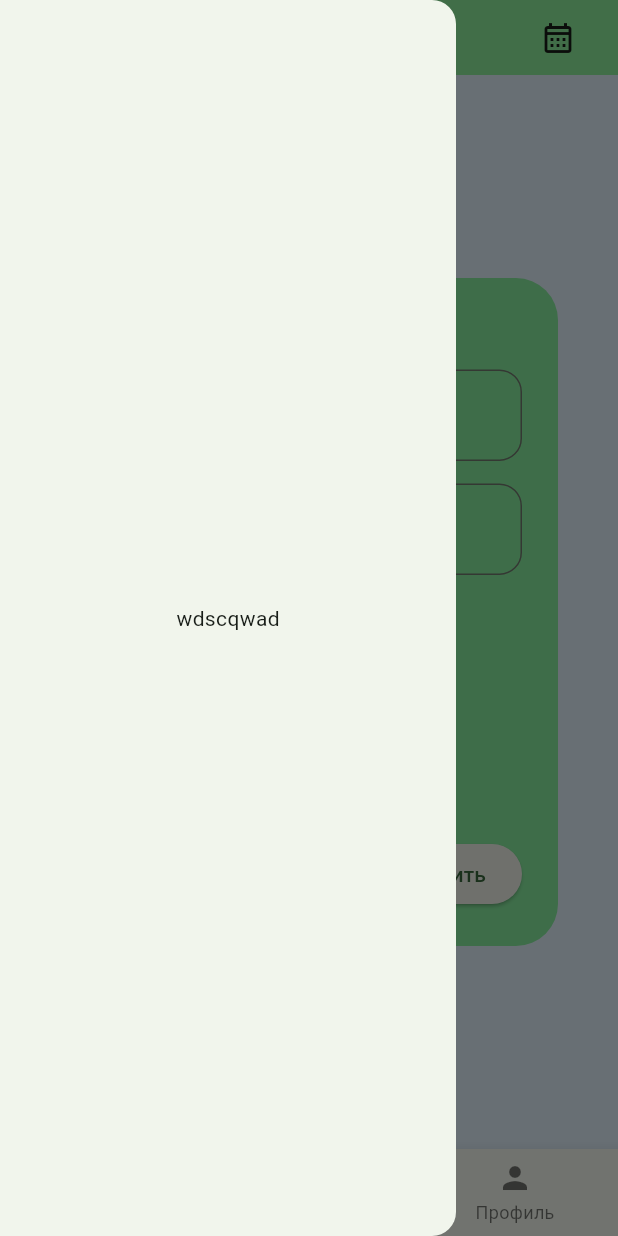
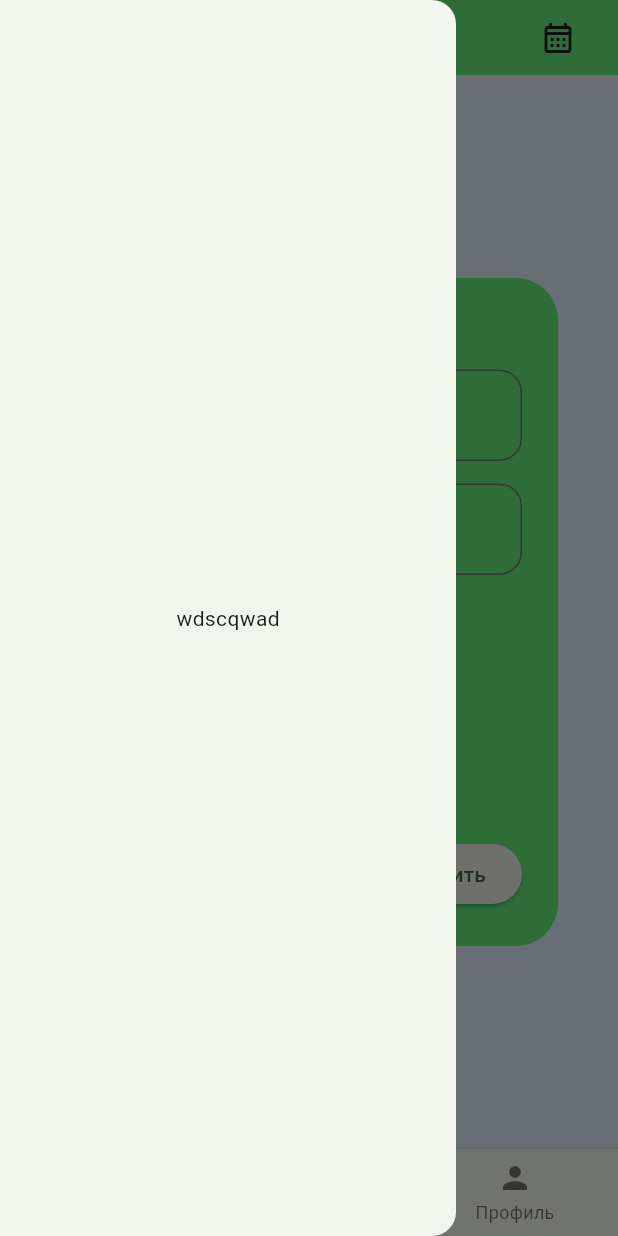
Before and after one commit to Nurtilekb/To-do-app, a Flutter app: the screen it shows after launch, item 2 of the bottom bar chosen, in the side drawer, after a tap on "Выйти", on a phone screen of 412 x 824 dp. Run offline on Flutter 3.47's test engine with Material 3 defaults, Android fonts, the phone set to English and light mode, and no system bars.

```diff
--- a/lib/main.dart
+++ b/lib/main.dart
@@ -1,9 +1,12 @@
 import 'package:flutter/material.dart';
-import 'package:flutter/widgets.dart';
+import 'package:provider/provider.dart';
 import 'package:todoapp/screens/home_screen.dart';
 
+import 'widgets/Tipespisok.dart';
 void main() {
-  runApp(const MyApp());
+  runApp( ChangeNotifierProvider(
+      create: (context) => TextProvider(),
+      child: const MyApp()));
 }
 
 class MyApp extends StatelessWidget {
@@ -13,7 +16,7 @@ class MyApp extends StatelessWidget {
   Widget build(BuildContext context) {
     return MaterialApp( theme: ThemeData(
 
-        colorScheme: ColorScheme.fromSeed(seedColor: const Color.fromARGB(183, 100, 236, 123)),
+        colorScheme: ColorScheme.fromSeed(seedColor: const Color.fromARGB(255, 100, 236, 123),),
         useMaterial3: true,
       ),
       home: Scaffold(
@@ -35,7 +38,7 @@ class MyApp extends StatelessWidget {
                     ),
                   ],
                 ),
-                backgroundColor: const Color.fromARGB(183, 100, 236, 123),
+                backgroundColor: const Color.fromARGB(255, 100, 236, 123),
               )),
           body: const Homepage()),
     );
--- a/lib/screens/home_screen.dart
+++ b/lib/screens/home_screen.dart
@@ -15,7 +15,7 @@ class Homepage extends StatefulWidget {
 class _HomepageState extends State<Homepage> {
   int _currentIndex = 0;
 
-final List<String> _items =  ['1asdcasdcasdcasdcsadjbvcgfdhgscjvbahdjschj','1asdca3','13as42'];
+final List<String> _dela =  [];
   @override
   Widget build(BuildContext context) {
 
@@ -47,9 +47,9 @@ final List<String> _items =  ['1asdcasdcasdcasdcsadjbvcgfdhgscjvbahdjschj','1asd
       body: IndexedStack(
         index: _currentIndex,
         children: [
-          Pagedoma(items: _items),
+          Pagedoma(dela: _dela,),
           const Tipespisok(),
-          Profile()
+          const Profile()
         ],
       ),
     );
--- a/lib/widgets/Tipespisok.dart
+++ b/lib/widgets/Tipespisok.dart
@@ -1,13 +1,12 @@
 import 'package:flutter/cupertino.dart';
 import 'package:flutter/material.dart';
+import 'package:provider/provider.dart';
 
 class Tipespisok extends StatefulWidget {
   const Tipespisok({
+
     super.key,
-
   });
-
-
 
   @override
   State<Tipespisok> createState() => _TipespisokState();
@@ -15,6 +14,7 @@ class Tipespisok extends StatefulWidget {
 }
 
 class _TipespisokState extends State<Tipespisok> {
+
   TextEditingController controller = TextEditingController();
   TextEditingController descripcontroller = TextEditingController();
 
@@ -23,12 +23,15 @@ class _TipespisokState extends State<Tipespisok> {
     var dlina = MediaQuery.of(context).size.width;
     var vsota = MediaQuery.of(context).size.height;
     return AlertDialog(
-      backgroundColor:const Color.fromARGB(183, 100, 236, 123),
+      backgroundColor: const Color.fromARGB(255, 100, 236, 123),
       scrollable: true,
       title: const Text(
-      'New Task',
+        'Введите свой план',
         textAlign: TextAlign.center,
-      style: TextStyle(fontSize: 16, ),
+        style: TextStyle(
+          fontSize: 16,
+          fontWeight: FontWeight.w500
+        ),
       ),
       content: SizedBox(
         height: vsota * 0.35,
@@ -36,16 +39,21 @@ class _TipespisokState extends State<Tipespisok> {
         child: Form(
           child: Column(
             children: <Widget>[
-            TextFormField(controller: controller,
+              TextFormField(
+                onChanged: (newText) {
+            Provider.of<TextProvider>(context, listen: false).updateText(newText);
+          },
+                controller: controller,
                 style: const TextStyle(fontSize: 14),
                 decoration: InputDecoration(
                   contentPadding: const EdgeInsets.symmetric(
                     horizontal: 20,
                     vertical: 20,
                   ),
-                hintText: 'Task',
+                  hintText: 'Дела',
                   hintStyle: const TextStyle(fontSize: 14),
-                icon: const Icon(CupertinoIcons.square_list, color: Colors.brown),
+                  icon: const Icon(CupertinoIcons.square_list,
+                      color: Colors.brown),
                   border: OutlineInputBorder(
                     borderRadius: BorderRadius.circular(15),
                   ),
@@ -53,18 +61,20 @@ class _TipespisokState extends State<Tipespisok> {
               ),
               const SizedBox(height: 15),
               TextFormField(
+               onChanged: (newDescription) {
+            Provider.of<TextProvider>(context, listen: false).updateDescription(newDescription);
+          },
                 controller: descripcontroller,
-              keyboardType: TextInputType.multiline,
-              maxLines: null,
                 style: const TextStyle(fontSize: 14),
                 decoration: InputDecoration(
                   contentPadding: const EdgeInsets.symmetric(
                     horizontal: 20,
                     vertical: 20,
                   ),
-                hintText: 'Description',
+                  hintText: 'Дополнительно',
                   hintStyle: const TextStyle(fontSize: 14),
-                icon: const Icon(CupertinoIcons.bubble_left_bubble_right, color: Colors.brown),
+                  icon: const Icon(CupertinoIcons.add_circled,
+                      color: Colors.brown),
                   border: OutlineInputBorder(
                     borderRadius: BorderRadius.circular(15),
                   ),
@@ -75,7 +85,6 @@ class _TipespisokState extends State<Tipespisok> {
                 children: <Widget>[
                   Icon(CupertinoIcons.tag, color: Colors.brown),
                   SizedBox(width: 15.0),
-
                 ],
               ),
             ],
@@ -84,9 +93,9 @@ class _TipespisokState extends State<Tipespisok> {
       ),
       actions: [
         ElevatedButton(
-        onPressed: () {},
-
-
+          onPressed: () {
+            Navigator.pop(context);
+          },
           child: const Text('Выйти'),
         ),
         ElevatedButton(
@@ -97,3 +106,20 @@ class _TipespisokState extends State<Tipespisok> {
     );
   }
 }
+class TextProvider with ChangeNotifier {
+  String _text = '';
+  String _description = '';
+
+  String get text => _text;
+  String get description => _description;
+
+  void updateText(String newText) {
+    _text = newText;
+    notifyListeners();
+  }
+
+  void updateDescription(String newDescription) {
+    _description = newDescription;
+    notifyListeners();
+  }
+}
--- a/lib/widgets/pagedoma.dart
+++ b/lib/widgets/pagedoma.dart
@@ -1,13 +1,15 @@
 import 'package:flutter/material.dart';
+import 'package:provider/provider.dart';
+
+import 'Tipespisok.dart';
 
 class Pagedoma extends StatefulWidget {
    const Pagedoma({
     super.key,
-    required List<String> items,
-  }) : _items = items;
+    required this.dela
+  });
 
-  final List<String> _items;
-
+  final List<String> dela;
   @override
   State<Pagedoma> createState() => _PagedomaState();
 }
@@ -15,26 +17,54 @@ class Pagedoma extends StatefulWidget {
 class _PagedomaState extends State<Pagedoma> {
   @override
   Widget build(BuildContext context) {
-    return Padding(
-      padding: const EdgeInsets.symmetric(horizontal: 6),
+    return Column(
+      children: [
+        SizedBox(
+          height: 590,
           child: ListView.builder(
-      itemCount: widget._items.length,
+            itemCount: widget.dela.length,
             itemBuilder: (BuildContext context, int index) {
-        return ListTile(
-          title: Container(
-           height: 40,
-            decoration: BoxDecoration(border: Border.all(width: 1),
-            color:  const Color.fromARGB(255, 219, 212, 148),
-            borderRadius: BorderRadius.circular(7),
+              return Container(decoration: BoxDecoration(border: Border.all(width: 1)),
+                child: ListTile(
+                  title: Column(
+                    children: [
+                       Consumer<TextProvider>(
+                        builder: (context, textProvider, child) {
+                          return Text(
+                            textProvider.text,
+                            style: const TextStyle(fontSize: 10),
+                          );
+                        },
                       ),
-            child: Text(widget._items[index]),
+                      Consumer<TextProvider>(
+                        builder: (context, textProvider, child) {
+                          return Text(
+                            textProvider.description,
+                            style: const TextStyle(fontSize: 10),
+                          );
+                        },
                       ),
-          onTap: () {
 
+                    ],
+                  ),
+                  onTap: () {},
+                ),
+              );
+            },
+          ),
+        ),
+        FloatingActionButton(
+          onPressed: () {
+            showDialog(
+              context: context,
+              builder: (BuildContext context) {
+                return const Tipespisok();
               },
             );
           },
+          child: const Icon(Icons.add),
         ),
+      ],
     );
   }
 }
```
Also changed, not shown: lib/widgets/text_edit.dart (added). Lines whose indentation alone changed are shown as unchanged.
